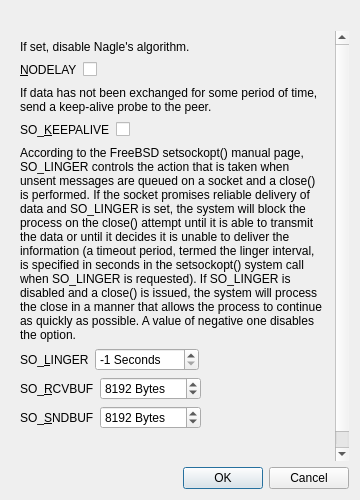
textbrowser/spot-on, file branches/trunk/GoldBug-UI/spot-on-socket-options.ui: the form before one commit.
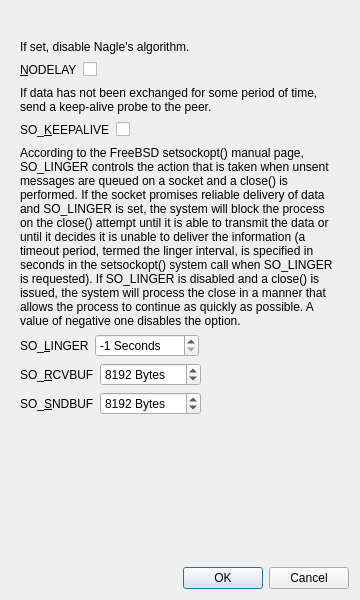
The form after the commit. Icons and pictures are not drawn.

Diff of the .ui file:
```diff
--- a/branches/trunk/GoldBug-UI/spot-on-socket-options.ui
+++ b/branches/trunk/GoldBug-UI/spot-on-socket-options.ui
@@ -7,7 +7,7 @@
     <x>0</x>
     <y>0</y>
     <width>360</width>
-    <height>500</height>
+    <height>600</height>
    </rect>
   </property>
   <property name="windowIcon">
@@ -38,8 +38,8 @@
        <rect>
         <x>0</x>
         <y>0</y>
-        <width>328</width>
-        <height>522</height>
+        <width>342</width>
+        <height>527</height>
        </rect>
       </property>
       <layout class="QVBoxLayout" name="verticalLayout_2">
```
Left out of the diff: 8 changed lines with no effect on the pictures.
